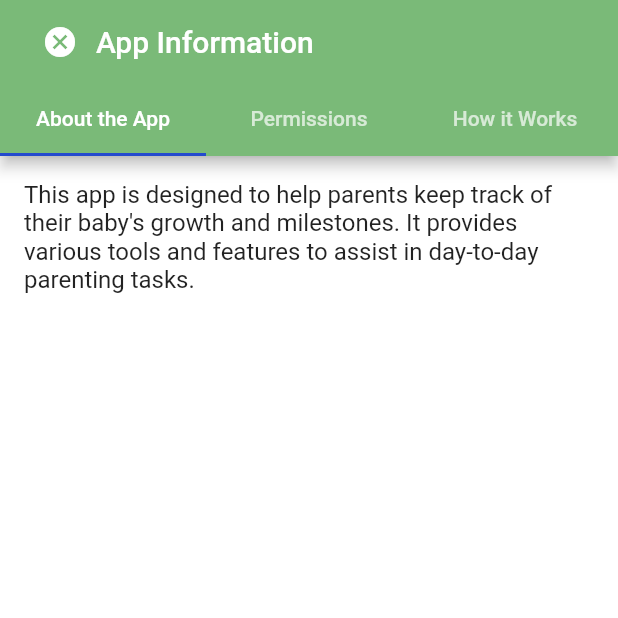
After one commit to rabukhader/nursery, a Flutter app: the screen it shows after launch, after a tap on "About Layali", on a phone screen of 412 x 824 dp, the top half of it. The commit adds this screen. Run offline on Flutter 3.47's test engine with Material 3 defaults, Android fonts, the light colour scheme and no system bars; our stand-ins replace animate_do, another_flushbar, cloud_firestore, firebase_auth, firebase_core, firebase_storage and 10 more; accounts and stored records are empty; Roboto replaces fonts that are missing (Poppins).

Commit message:
about-app-info

```diff
--- /dev/null
+++ b/lib/ui/app_info_page/app_info_page.dart
@@ -0,0 +1,90 @@
+import 'package:flutter/material.dart';
+import 'package:nursery/utils/colors.dart';
+
+class AppInfoPage extends StatelessWidget {
+  const AppInfoPage({super.key});
+
+  @override
+  Widget build(BuildContext context) {
+    return DefaultTabController(
+      length: 3, // Number of tabs
+      child: Scaffold(
+        appBar: AppBar(
+          backgroundColor: kPrimaryColor,
+          automaticallyImplyLeading: false,
+          title: Row(
+            children: [
+              IconButton(
+                onPressed: () {
+                  Navigator.pop(context);
+                },
+                icon: const Icon(Icons.cancel),
+              ),
+              const Text('App Information'),
+            ],
+          ),
+          bottom: const TabBar(
+            labelColor: kWhiteColor,
+            tabs: [
+              Tab(text: 'About the App'),
+              Tab(text: 'Permissions'),
+              Tab(text: 'How it Works'),
+            ],
+          ),
+        ),
+        body: const TabBarView(
+          children: [
+            AboutTab(),
+            PermissionsTab(),
+            HowItWorksTab(),
+          ],
+        ),
+      ),
+    );
+  }
+}
+
+class AboutTab extends StatelessWidget {
+  const AboutTab({super.key});
+
+  @override
+  Widget build(BuildContext context) {
+    return Padding(
+      padding: const EdgeInsets.all(16.0),
+      child: Text(
+        'This app is designed to help parents keep track of their baby\'s growth and milestones. It provides various tools and features to assist in day-to-day parenting tasks.',
+        style: TextStyle(fontSize: 16),
+      ),
+    );
+  }
+}
+
+class PermissionsTab extends StatelessWidget {
+  const PermissionsTab({super.key});
+
+  @override
+  Widget build(BuildContext context) {
+    return Padding(
+      padding: const EdgeInsets.all(16.0),
+      child: Text(
+        'This app requires the following permissions:\n\n- Camera: To take photos and videos.\n- Storage: To save and access photos and videos.\n- Location: To provide location-based services.',
+        style: TextStyle(fontSize: 16),
+      ),
+    );
+  }
+}
+
+class HowItWorksTab extends StatelessWidget {
+  const HowItWorksTab({super.key});
+
+  @override
+  Widget build(BuildContext context) {
+    return Padding(
+      padding: const EdgeInsets.all(16.0),
+      child: Text(
+        'To use this app:\n\n1. Create an account or log in.\n2. Set up your baby\'s profile.\n3. Start tracking activities such as feeding, sleeping, and diaper changes.\n4. Use the app\'s tools and features to monitor your baby\'s growth and development.',
+        style: TextStyle(fontSize: 16),
+      ),
+    );
+  }
+}
--- a/lib/ui/login-sign-up/log_in_sign_up_page.dart
+++ b/lib/ui/login-sign-up/log_in_sign_up_page.dart
@@ -6,6 +6,7 @@ import 'package:nursery/model/user.dart';
 import 'package:nursery/services/auth_store.dart';
 import 'package:nursery/services/firebase_auth_service.dart';
 import 'package:nursery/services/firestore_service.dart';
+import 'package:nursery/ui/app_info_page/app_info_page.dart';
 import 'package:nursery/ui/home/home_page.dart';
 import 'package:nursery/ui/login-sign-up/log_in_sign_up_provider.dart';
 import 'package:nursery/utils/buttons.dart';
@@ -197,8 +198,8 @@ class _LoginSignUpPageState extends State<LoginSignUpPage> {
                                 },
                                 child: Text(
                                   isLogIn
-                                      ? "Create new account ? Go to sign up"
-                                      : "Already have account ? Go to log In",
+                                      ? "Create new account ? Go to Sign up"
+                                      : "Already have account ? Go to logIn",
                                   style: const TextStyle(color: kPrimaryColor),
                                 ),
                               )),
@@ -206,10 +207,10 @@ class _LoginSignUpPageState extends State<LoginSignUpPage> {
                               duration: const Duration(milliseconds: 2100),
                               child: TextButton(
                                 onPressed: () {
-                                  print("needs implemntation");
+                                  Navigator.push(context, MaterialPageRoute(builder: (context) => const AppInfoPage()));
                                 },
                                 child: const Text(
-                                  "About Nursery",
+                                  "About Layali",
                                   style: TextStyle(color: kPrimaryColor),
                                 ),
                               )),
--- a/lib/ui/splash_screen/splash_screen.dart
+++ b/lib/ui/splash_screen/splash_screen.dart
@@ -51,7 +51,7 @@ class _SplashScreenState extends State<SplashScreen> {
                 height: 350,
               ),
               const Text(
-                "Nursery",
+                "Layali",
                 style: TextStyle(
                     color: kWhiteColor,
                     fontSize: 44,
```
Also changed, not shown: 6 other files.
